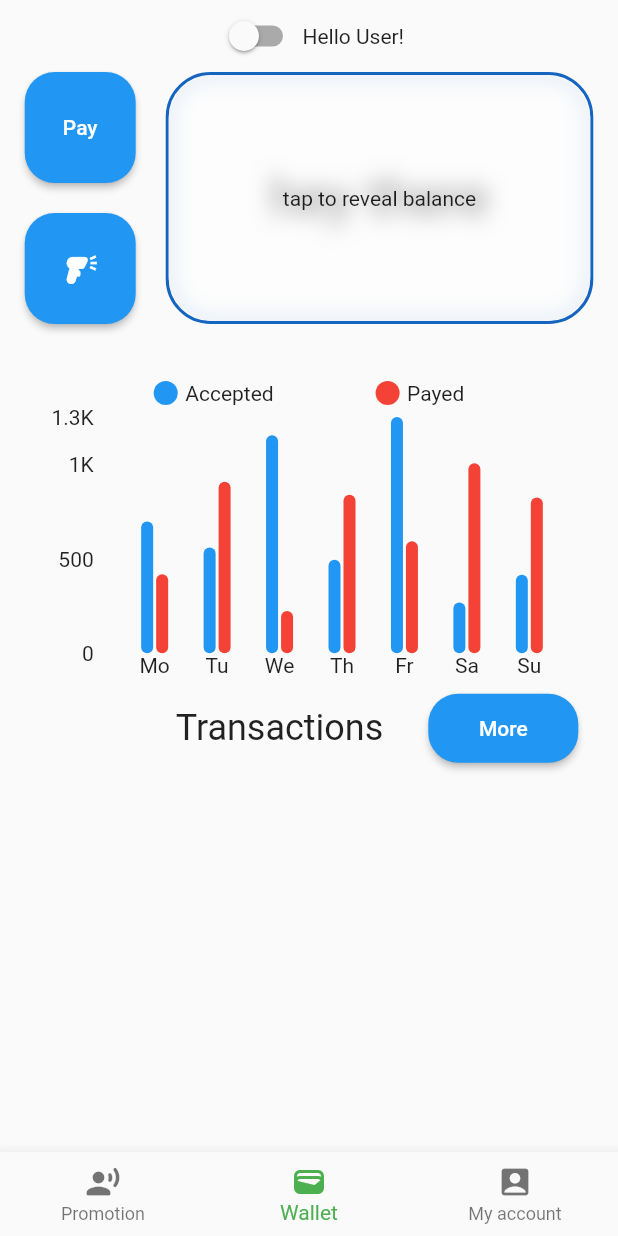
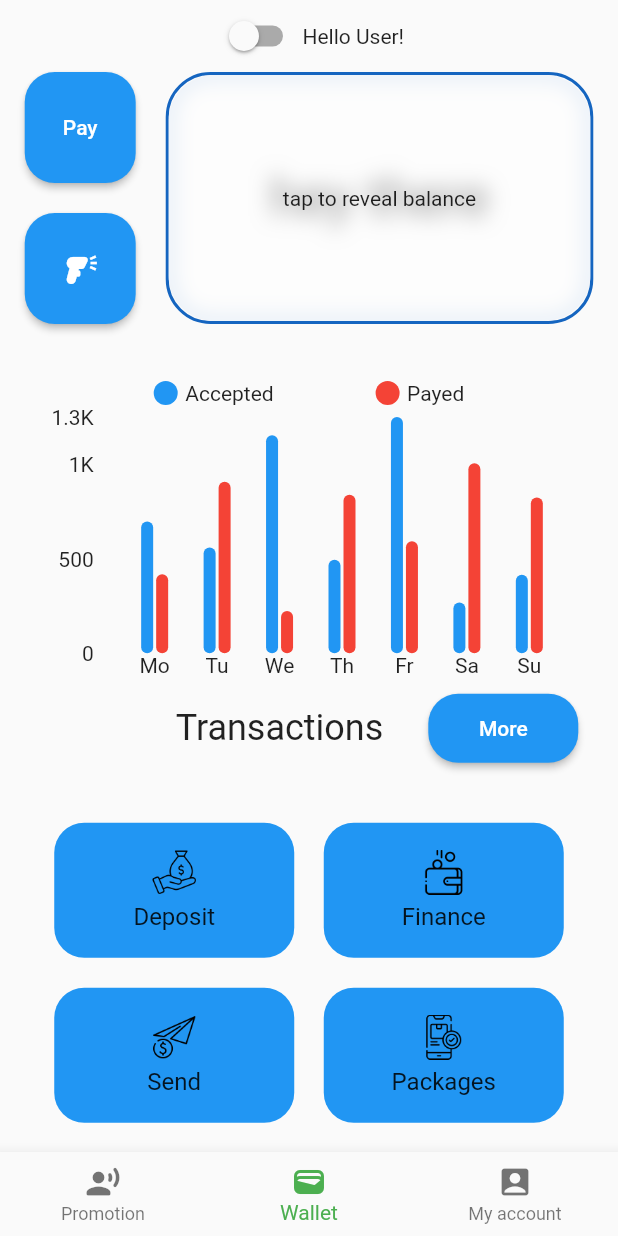
Before and after one commit to sami-bre/telebirr_mock, a Flutter app: the screen it shows after launch, on a phone screen of 412 x 824 dp. Run offline on Flutter 3.47's test engine with Material 2 defaults, Android fonts, the phone set to English and light mode, and no system bars; drawn by our look-alikes of blur, fl_chart; our stand-ins replace get.

Commit message:
This is a fairly large commit. Essentially, all I did was set up the 'actions row'. In doing so, I've layed out a number of rown in a column, which themselves contain 2 action buttons each. The action buttons are configures as a hero to lauch other screens with some nice animation.

```diff
--- a/lib/ui/home.dart
+++ b/lib/ui/home.dart
@@ -2,6 +2,15 @@ import 'package:blur/blur.dart';
 import 'package:fl_chart/fl_chart.dart';
 import 'package:flutter/material.dart';
 import 'package:get/get.dart';
+import 'package:telebirr_mock/ui/deposite_screen.dart';
+import 'package:telebirr_mock/ui/fund_raising_screen.dart';
+import 'package:telebirr_mock/ui/mini_statement_screen.dart';
+import 'package:telebirr_mock/ui/receive_payment_screen.dart';
+import 'package:telebirr_mock/ui/send_money_screen.dart';
+import 'package:telebirr_mock/ui/withdraw_screen.dart';
+
+import 'buy_packages_screen.dart';
+import 'financial_services_screen.dart';
 
 class Home extends StatefulWidget {
   const Home({super.key});
@@ -94,8 +103,149 @@ class _WalletScreenState extends State<WalletScreen> {
           buildBalanceRow(),
           const SizedBox(height: 20),
           buildInfoRow(context),
-          SizedBox(height: 2000)
+          const SizedBox(height: 20),
+          Column(
+            children: [
+              Padding(
+                padding: const EdgeInsets.symmetric(vertical: 10.0),
+                child: Row(
+                  mainAxisAlignment: MainAxisAlignment.spaceEvenly,
+                  children: [
+                    buildActionButton(
+                      context,
+                      label: "Deposit",
+                      brightImage: "assets/icons/deposit.png",
+                      darkImage: "assets/icons/deposit.png",
+                      goToWidget: const DepositScreen(),
+                    ),
+                    buildActionButton(
+                      context,
+                      label: "Finance",
+                      brightImage: "assets/icons/save-money.png",
+                      darkImage: "assets/icons/save-money.png",
+                      goToWidget: const FinancialServiceScreen(),
+                    ),
+                  ],
+                ),
+              ),
+              Padding(
+                padding: const EdgeInsets.symmetric(vertical: 10.0),
+                child: Row(
+                  mainAxisAlignment: MainAxisAlignment.spaceEvenly,
+                  children: [
+                    buildActionButton(
+                      context,
+                      label: "Send",
+                      brightImage: "assets/icons/transfer.png",
+                      darkImage: "assets/icons/transfer.png",
+                      goToWidget: const SendMoneyScreen(),
+                    ),
+                    buildActionButton(
+                      context,
+                      label: "Packages",
+                      brightImage: "assets/icons/received.png",
+                      darkImage: "assets/icons/received.png",
+                      goToWidget: const BuyPackagesScreen(),
+                    ),
+                  ],
+                ),
+              ),
+              Padding(
+                padding: const EdgeInsets.symmetric(vertical: 10.0),
+                child: Row(
+                  mainAxisAlignment: MainAxisAlignment.spaceEvenly,
+                  children: [
+                    buildActionButton(
+                      context,
+                      label: "Receive",
+                      brightImage: "assets/icons/reciever.png",
+                      darkImage: "assets/icons/receiver.png",
+                      goToWidget: const ReceivePaymentScreen(),
+                    ),
+                    buildActionButton(
+                      context,
+                      label: "Fundraising",
+                      brightImage: "assets/icons/donation.png",
+                      darkImage: "assets/icons/donation.png",
+                      goToWidget: const FundRaisingScreen(),
+                    ),
+                  ],
+                ),
+              ),
+              Padding(
+                padding: const EdgeInsets.symmetric(vertical: 10.0),
+                child: Row(
+                  mainAxisAlignment: MainAxisAlignment.spaceEvenly,
+                  children: [
+                    buildActionButton(
+                      context,
+                      label: "Withdraw",
+                      brightImage: "assets/icons/money-withdrawal.png",
+                      darkImage: "assets/icons/money-withdrawal.png",
+                      goToWidget: const WithdrawScreen(),
+                    ),
+                    buildActionButton(
+                      context,
+                      label: "Statement",
+                      brightImage: "assets/icons/file.png",
+                      darkImage: "assets/icons/file.png",
+                      goToWidget: const MiniStatementScreen(),
+                    ),
+                  ],
+                ),
+              ),
+            ],
+          ),
         ],
+      ),
+    );
+  }
+
+  Widget buildActionButton(
+    /// these buttons (on one screen) should have different labes to work as a hero.
+    BuildContext context, {
+    required String label,
+    required String brightImage,
+    required String darkImage,
+    required Widget goToWidget,
+  }) {
+    return GestureDetector(
+      onTap: () {
+        Navigator.of(context).push(
+          MaterialPageRoute(
+            builder: (context) => goToWidget,
+          ),
+        );
+      },
+      child: Hero(
+        tag: label,
+        child: SizedBox(
+          height: 90,
+          width: 160,
+          child: Material(
+            color: Colors.transparent,
+            child: Container(
+              decoration: BoxDecoration(
+                  color: Colors.blue, borderRadius: BorderRadius.circular(20)),
+              child: Column(
+                mainAxisAlignment: MainAxisAlignment.center,
+                children: [
+                  Image.asset(
+                    brightImage,
+                    width: 30,
+                    height: 30,
+                  ),
+                  const SizedBox(height: 5),
+                  Text(
+                    label,
+                    style: Theme.of(context).textTheme.titleMedium,
+                    textAlign: TextAlign.center,
+                  )
+                ],
+              ),
+            ),
+          ),
+        ),
       ),
     );
   }
--- a/pubspec.yaml
+++ b/pubspec.yaml
@@ -62,9 +62,8 @@ flutter:
   uses-material-design: true
 
   # To add assets to your application, add an assets section, like this:
-  # assets:
-  #   - images/a_dot_burr.jpeg
-  #   - images/a_dot_ham.jpeg
+  assets:
+    - assets/icons/
 
   # An image asset can refer to one or more resolution-specific "variants", see
   # https://flutter.dev/assets-and-images/#resolution-aware
```
Also changed, not shown: lib/ui/buy_packages_screen.dart (added, +61 -0 lines), lib/ui/deposite_screen.dart (added, +61 -0 lines), lib/ui/financial_services_screen.dart (added, +61 -0 lines), lib/ui/fund_raising_screen.dart (added, +61 -0 lines), lib/ui/mini_statement_screen.dart (added, +61 -0 lines), lib/ui/receive_payment_screen.dart (added, +61 -0 lines), lib/ui/send_money_screen.dart (added, +61 -0 lines), lib/ui/withdraw_screen.dart (added, +61 -0 lines), assets/icons/deposit.png (added), assets/icons/donation.png (added), assets/icons/file.png (added), assets/icons/money-withdrawal.png (added), assets/icons/money.png (added), assets/icons/received.png (added), 3 more files.
